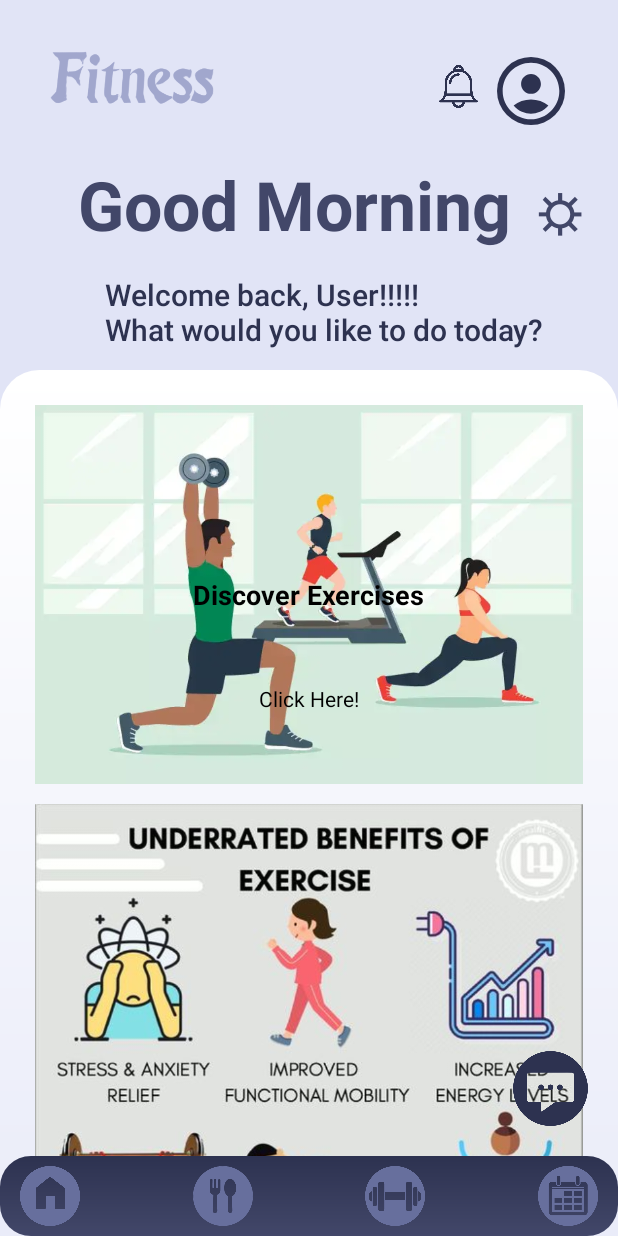
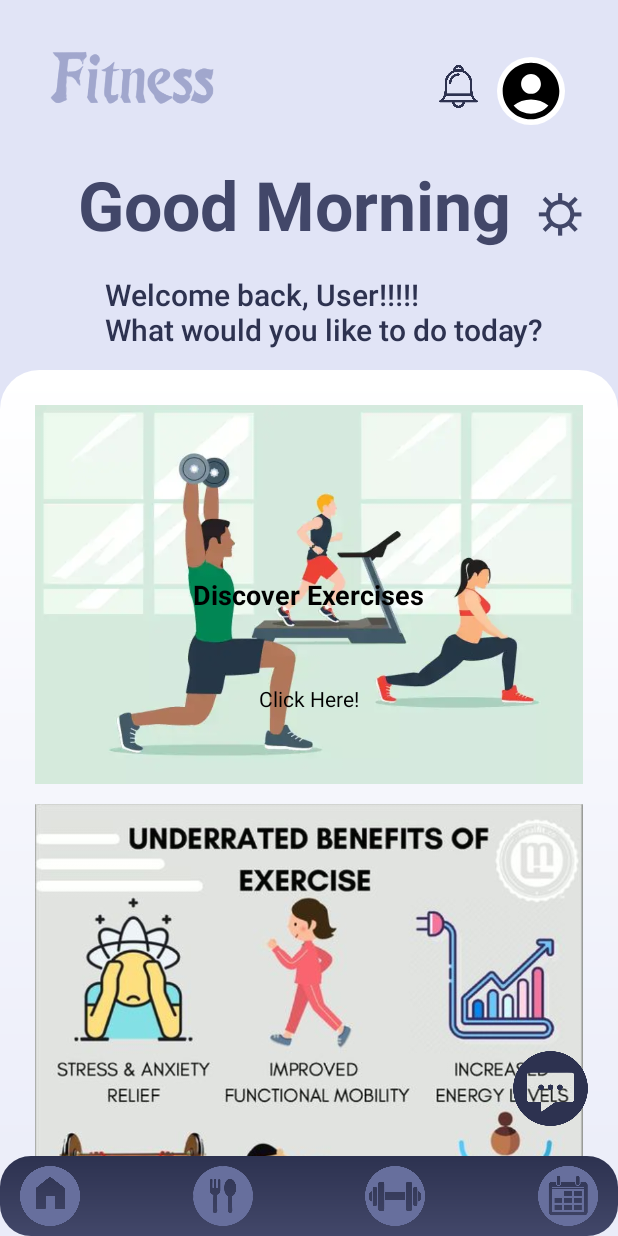
Before and after one commit to Liojn/MAD24_P01_Team1, an Android app: the screen it shows after launch once a user with an empty profile is signed in (MainActivity), on a phone screen of 412 x 824 dp. Run offline under Robolectric (Android 15) with nearby library versions, the phone set to English and light mode, and no system bars; our stand-ins replace Firebase (no records; nobody signed in at launch, a user with empty details on screens opened directly), sdp/ssp sizes; pictures from the network do not load.

Commit message:
Fix: Updated main_activity.xml + circle.xml

```diff
--- a/app/src/main/res/drawable/circle.xml
+++ b/app/src/main/res/drawable/circle.xml
@@ -1,6 +1,6 @@
 <?xml version="1.0" encoding="utf-8"?>
 <shape xmlns:android="http://schemas.android.com/apk/res/android">
 
-    <solid android:color="#2d3250" />
+    <solid android:color="@color/white" />
     <corners android:radius="400dp" />
 </shape>
--- a/app/src/main/res/layout/activity_main.xml
+++ b/app/src/main/res/layout/activity_main.xml
@@ -63,7 +63,6 @@
         android:layout_marginEnd="35dp"
         android:scaleType="centerCrop"
         android:clickable="true"
-        app:tint="@color/app_bg"
         app:layout_constraintDimensionRatio="1:1"
         app:layout_constraintEnd_toEndOf="parent"
         app:layout_constraintTop_toTopOf="parent"
```
